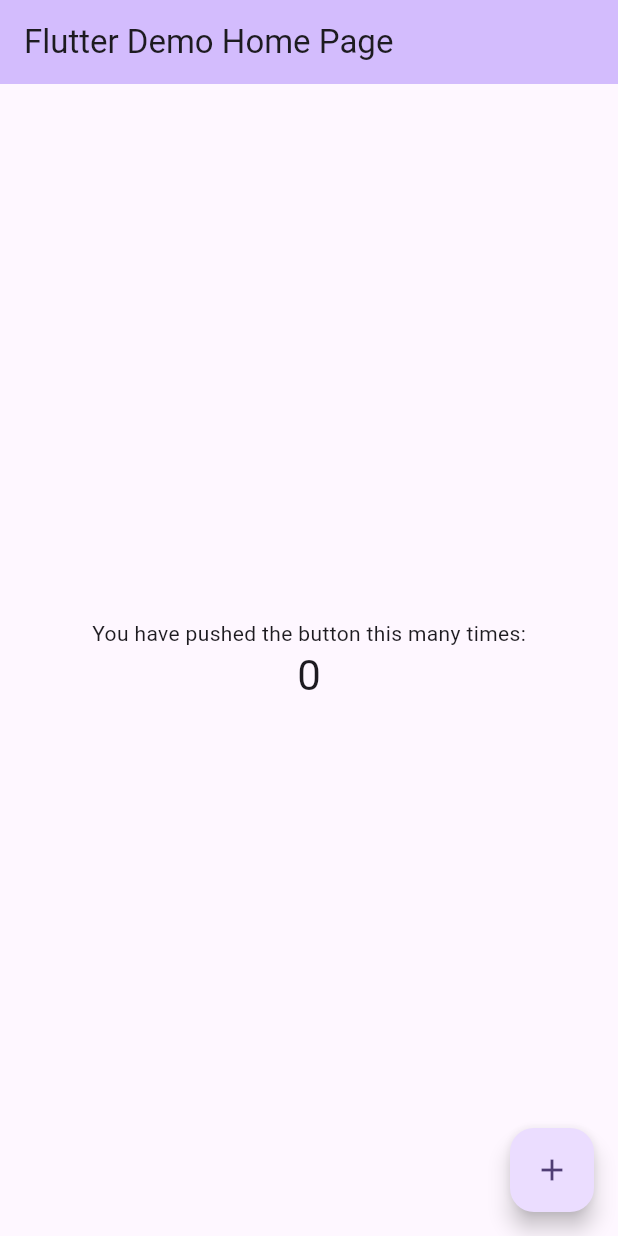
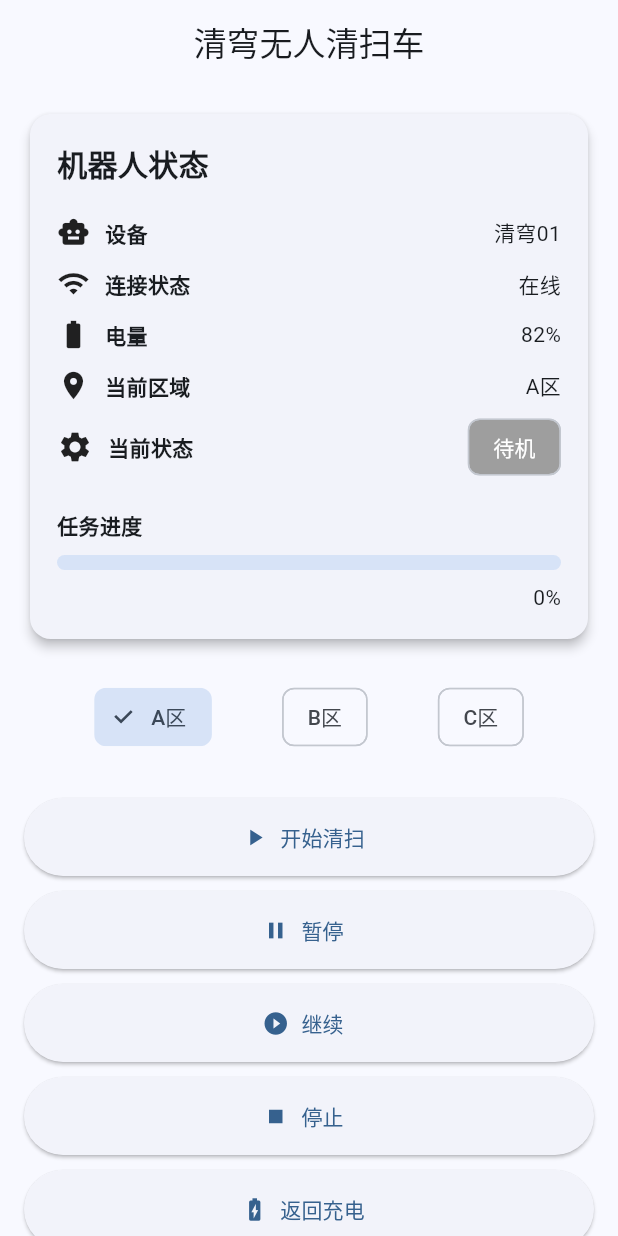
Before and after one commit to Jyooyj/qingqiong-app, a Flutter app: the screen it shows after launch, on a phone screen of 412 x 824 dp. Run offline on Flutter 3.47's test engine with Material 3 defaults, Android fonts, the light colour scheme and no system bars.

Commit message:
手动替换为完整清穹APP源码，包含pages、widgets界面

```diff
--- a/lib/main.dart
+++ b/lib/main.dart
@@ -1,122 +1,23 @@
 import 'package:flutter/material.dart';
+import 'pages/home_page.dart';
 
 void main() {
-  runApp(const MyApp());
+  runApp(const QingQiongApp());
 }
 
-class MyApp extends StatelessWidget {
-  const MyApp({super.key});
+class QingQiongApp extends StatelessWidget {
+  const QingQiongApp({super.key});
 
-  // This widget is the root of your application.
   @override
   Widget build(BuildContext context) {
     return MaterialApp(
-      title: 'Flutter Demo',
+      title: '清穹无人清扫车',
+      debugShowCheckedModeBanner: false,
       theme: ThemeData(
-        // This is the theme of your application.
-        //
-        // TRY THIS: Try running your application with "flutter run". You'll see
-        // the application has a purple toolbar. Then, without quitting the app,
-        // try changing the seedColor in the colorScheme below to Colors.green
-        // and then invoke "hot reload" (save your changes or press the "hot
-        // reload" button in a Flutter-supported IDE, or press "r" if you used
-        // the command line to start the app).
-        //
-        // Notice that the counter didn't reset back to zero; the application
-        // state is not lost during the reload. To reset the state, use hot
-        // restart instead.
-        //
-        // This works for code too, not just values: Most code changes can be
-        // tested with just a hot reload.
-        colorScheme: .fromSeed(seedColor: Colors.deepPurple),
+        colorSchemeSeed: Colors.blue,
+        useMaterial3: true,
       ),
-      home: const MyHomePage(title: 'Flutter Demo Home Page'),
+      home: const HomePage(),
     );
   }
 }
-
-class MyHomePage extends StatefulWidget {
-  const MyHomePage({super.key, required this.title});
-
-  // This widget is the home page of your application. It is stateful, meaning
-  // that it has a State object (defined below) that contains fields that affect
-  // how it looks.
-
-  // This class is the configuration for the state. It holds the values (in this
-  // case the title) provided by the parent (in this case the App widget) and
-  // used by the build method of the State. Fields in a Widget subclass are
-  // always marked "final".
-
-  final String title;
-
-  @override
-  State<MyHomePage> createState() => _MyHomePageState();
-}
-
-class _MyHomePageState extends State<MyHomePage> {
-  int _counter = 0;
-
-  void _incrementCounter() {
-    setState(() {
-      // This call to setState tells the Flutter framework that something has
-      // changed in this State, which causes it to rerun the build method below
-      // so that the display can reflect the updated values. If we changed
-      // _counter without calling setState(), then the build method would not be
-      // called again, and so nothing would appear to happen.
-      _counter++;
-    });
-  }
-
-  @override
-  Widget build(BuildContext context) {
-    // This method is rerun every time setState is called, for instance as done
-    // by the _incrementCounter method above.
-    //
-    // The Flutter framework has been optimized to make rerunning build methods
-    // fast, so that you can just rebuild anything that needs updating rather
-    // than having to individually change instances of widgets.
-    return Scaffold(
-      appBar: AppBar(
-        // TRY THIS: Try changing the color here to a specific color (to
-        // Colors.amber, perhaps?) and trigger a hot reload to see the AppBar
-        // change color while the other colors stay the same.
-        backgroundColor: Theme.of(context).colorScheme.inversePrimary,
-        // Here we take the value from the MyHomePage object that was created by
-        // the App.build method, and use it to set our appbar title.
-        title: Text(widget.title),
-      ),
-      body: Center(
-        // Center is a layout widget. It takes a single child and positions it
-        // in the middle of the parent.
-        child: Column(
-          // Column is also a layout widget. It takes a list of children and
-          // arranges them vertically. By default, it sizes itself to fit its
-          // children horizontally, and tries to be as tall as its parent.
-          //
-          // Column has various properties to control how it sizes itself and
-          // how it positions its children. Here we use mainAxisAlignment to
-          // center the children vertically; the main axis here is the vertical
-          // axis because Columns are vertical (the cross axis would be
-          // horizontal).
-          //
-          // TRY THIS: Invoke "debug painting" (choose the "Toggle Debug Paint"
-          // action in the IDE, or press "p" in the console), to see the
-          // wireframe for each widget.
-          mainAxisAlignment: .center,
-          children: [
-            const Text('You have pushed the button this many times:'),
-            Text(
-              '$_counter',
-              style: Theme.of(context).textTheme.headlineMedium,
-            ),
-          ],
-        ),
-      ),
-      floatingActionButton: FloatingActionButton(
-        onPressed: _incrementCounter,
-        tooltip: 'Increment',
-        child: const Icon(Icons.add),
-      ),
-    );
-  }
-}
--- /dev/null
+++ b/lib/pages/home_page.dart
@@ -0,0 +1,139 @@
+import 'package:flutter/material.dart';
+
+import '../widgets/control_panel.dart';
+import '../widgets/robot_status_card.dart';
+
+class HomePage extends StatefulWidget {
+  const HomePage({super.key});
+
+  @override
+  State<HomePage> createState() => _HomePageState();
+}
+
+class _HomePageState extends State<HomePage> {
+  String selectedArea = "A区";
+
+  bool online = true;
+
+  int battery = 82;
+
+  int progress = 0;
+
+  String status = "待机";
+
+  @override
+  Widget build(BuildContext context) {
+    return Scaffold(
+      appBar: AppBar(title: const Text("清穹无人清扫车"), centerTitle: true),
+      body: SingleChildScrollView(
+        padding: const EdgeInsets.all(16),
+        child: Column(
+          children: [
+            RobotStatusCard(
+              robotName: "清穹01",
+              online: online,
+              battery: battery,
+              area: selectedArea,
+              status: status,
+              progress: progress,
+            ),
+
+            const SizedBox(height: 24),
+
+            Row(
+              mainAxisAlignment: MainAxisAlignment.spaceEvenly,
+              children: [
+                ChoiceChip(
+                  label: const Text("A区"),
+                  selected: selectedArea == "A区",
+                  onSelected: (_) {
+                    setState(() {
+                      selectedArea = "A区";
+                    });
+                  },
+                ),
+
+                ChoiceChip(
+                  label: const Text("B区"),
+                  selected: selectedArea == "B区",
+                  onSelected: (_) {
+                    setState(() {
+                      selectedArea = "B区";
+                    });
+                  },
+                ),
+
+                ChoiceChip(
+                  label: const Text("C区"),
+                  selected: selectedArea == "C区",
+                  onSelected: (_) {
+                    setState(() {
+                      selectedArea = "C区";
+                    });
+                  },
+                ),
+              ],
+            ),
+
+            const SizedBox(height: 30),
+
+            ControlPanel(
+              onStart: () {
+                debugPrint("开始清扫");
+
+                setState(() {
+                  status = "清扫中";
+                });
+              },
+
+              onPause: () {
+                debugPrint("暂停");
+
+                setState(() {
+                  status = "已暂停";
+                });
+              },
+
+              onResume: () {
+                debugPrint("继续");
+
+                setState(() {
+                  status = "清扫中";
+                });
+              },
+
+              onStop: () {
+                debugPrint("停止");
+
+                setState(() {
+                  status = "待机";
+                  progress = 0;
+                });
+              },
+
+              onCharge: () {
+                debugPrint("返回充电");
+
+                setState(() {
+                  status = "充电中";
+                });
+              },
+
+              onEmergency: () {
+                debugPrint("紧急停止");
+
+                setState(() {
+                  status = "紧急停止";
+                });
+              },
+
+              onVoice: () {
+                debugPrint("语音按钮点击");
+              },
+            ),
+          ],
+        ),
+      ),
+    );
+  }
+}
--- /dev/null
+++ b/lib/widgets/control_panel.dart
@@ -0,0 +1,93 @@
+import 'package:flutter/material.dart';
+
+class ControlPanel extends StatelessWidget {
+  final VoidCallback onStart;
+  final VoidCallback onPause;
+  final VoidCallback onResume;
+  final VoidCallback onStop;
+  final VoidCallback onCharge;
+  final VoidCallback onEmergency;
+  final VoidCallback onVoice;
+
+  const ControlPanel({
+    super.key,
+    required this.onStart,
+    required this.onPause,
+    required this.onResume,
+    required this.onStop,
+    required this.onCharge,
+    required this.onEmergency,
+    required this.onVoice,
+  });
+
+  Widget buildButton({
+    required String title,
+    required IconData icon,
+    required VoidCallback onPressed,
+    Color? color,
+  }) {
+    return SizedBox(
+      width: double.infinity,
+      child: ElevatedButton.icon(
+        style: ElevatedButton.styleFrom(
+          backgroundColor: color,
+          minimumSize: const Size.fromHeight(52),
+        ),
+        onPressed: onPressed,
+        icon: Icon(icon),
+        label: Text(title),
+      ),
+    );
+  }
+
+  @override
+  Widget build(BuildContext context) {
+    return Column(
+      children: [
+        buildButton(title: "开始清扫", icon: Icons.play_arrow, onPressed: onStart),
+
+        const SizedBox(height: 10),
+
+        buildButton(title: "暂停", icon: Icons.pause, onPressed: onPause),
+
+        const SizedBox(height: 10),
+
+        buildButton(
+          title: "继续",
+          icon: Icons.play_circle_fill,
+          onPressed: onResume,
+        ),
+
+        const SizedBox(height: 10),
+
+        buildButton(title: "停止", icon: Icons.stop, onPressed: onStop),
+
+        const SizedBox(height: 10),
+
+        buildButton(
+          title: "返回充电",
+          icon: Icons.battery_charging_full,
+          onPressed: onCharge,
+        ),
+
+        const SizedBox(height: 10),
+
+        buildButton(
+          title: "紧急停止",
+          icon: Icons.warning,
+          color: Colors.red,
+          onPressed: onEmergency,
+        ),
+
+        const SizedBox(height: 10),
+
+        buildButton(
+          title: "语音控制",
+          icon: Icons.mic,
+          color: Colors.green,
+          onPressed: onVoice,
+        ),
+      ],
+    );
+  }
+}
--- /dev/null
+++ b/lib/widgets/robot_status_card.dart
@@ -0,0 +1,115 @@
+import 'package:flutter/material.dart';
+
+class RobotStatusCard extends StatelessWidget {
+  final String robotName;
+  final bool online;
+  final int battery;
+  final String area;
+  final String status;
+  final int progress;
+
+  const RobotStatusCard({
+    super.key,
+    required this.robotName,
+    required this.online,
+    required this.battery,
+    required this.area,
+    required this.status,
+    required this.progress,
+  });
+
+  Color _statusColor() {
+    switch (status) {
+      case "清扫中":
+        return Colors.green;
+      case "已暂停":
+        return Colors.orange;
+      case "充电中":
+        return Colors.blue;
+      case "紧急停止":
+        return Colors.red;
+      default:
+        return Colors.grey;
+    }
+  }
+
+  Widget _buildInfoRow(IconData icon, String title, String value) {
+    return Padding(
+      padding: const EdgeInsets.symmetric(vertical: 6),
+      child: Row(
+        children: [
+          Icon(icon, size: 22),
+          const SizedBox(width: 10),
+          Text(title, style: const TextStyle(fontWeight: FontWeight.w600)),
+          const Spacer(),
+          Text(value),
+        ],
+      ),
+    );
+  }
+
+  @override
+  Widget build(BuildContext context) {
+    return Card(
+      elevation: 3,
+      shape: RoundedRectangleBorder(borderRadius: BorderRadius.circular(14)),
+      child: Padding(
+        padding: const EdgeInsets.all(18),
+        child: Column(
+          crossAxisAlignment: CrossAxisAlignment.start,
+          children: [
+            const Text(
+              "机器人状态",
+              style: TextStyle(fontSize: 20, fontWeight: FontWeight.bold),
+            ),
+
+            const SizedBox(height: 15),
+
+            _buildInfoRow(Icons.smart_toy, "设备", robotName),
+
+            _buildInfoRow(Icons.wifi, "连接状态", online ? "在线" : "离线"),
+
+            _buildInfoRow(Icons.battery_full, "电量", "$battery%"),
+
+            _buildInfoRow(Icons.location_on, "当前区域", area),
+
+            Row(
+              children: [
+                const Icon(Icons.settings),
+                const SizedBox(width: 10),
+                const Text(
+                  "当前状态",
+                  style: TextStyle(fontWeight: FontWeight.w600),
+                ),
+                const Spacer(),
+                Chip(
+                  backgroundColor: _statusColor(),
+                  label: Text(
+                    status,
+                    style: const TextStyle(color: Colors.white),
+                  ),
+                ),
+              ],
+            ),
+
+            const SizedBox(height: 18),
+
+            const Text("任务进度", style: TextStyle(fontWeight: FontWeight.bold)),
+
+            const SizedBox(height: 10),
+
+            LinearProgressIndicator(
+              value: progress / 100,
+              minHeight: 10,
+              borderRadius: BorderRadius.circular(8),
+            ),
+
+            const SizedBox(height: 8),
+
+            Align(alignment: Alignment.centerRight, child: Text("$progress%")),
+          ],
+        ),
+      ),
+    );
+  }
+}
```
Also changed, not shown: 11 other files.
